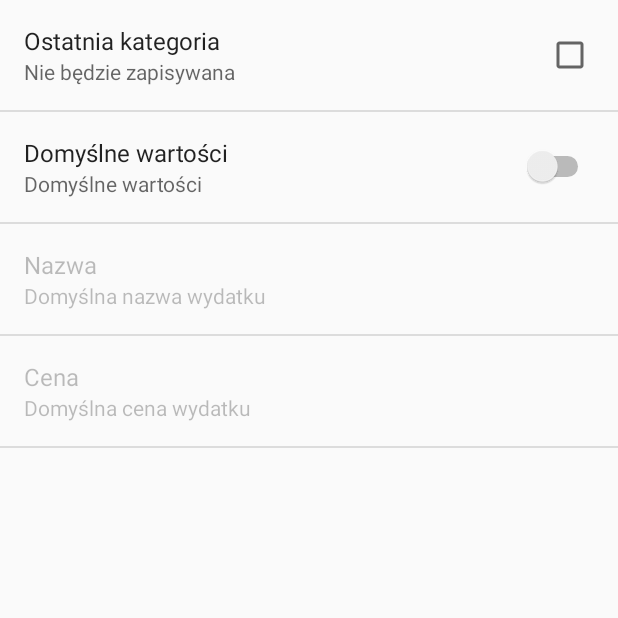
After one commit to piotrlarys/Wydatex, an Android app: the PreferencesActivity screen opened directly, with no data from a screen before it, on a phone screen of 412 x 824 dp, the top half of it. The commit adds this screen. Run offline under Robolectric (Android 15) with nearby library versions, the phone set to English and light mode, and no system bars.

Commit message:
add properties

```diff
--- a/app/src/main/AndroidManifest.xml
+++ b/app/src/main/AndroidManifest.xml
@@ -16,7 +16,7 @@
             </intent-filter>
         </activity>
         <activity android:name=".expense.ExpenseActivity" />
-
+        <activity android:name=".preferences.PreferencesActivity"></activity>
     </application>
 
 </manifest>
--- /dev/null
+++ b/app/src/main/java/info/larys/wydatex/preferences/PreferencesActivity.java
@@ -0,0 +1,24 @@
+package info.larys.wydatex.preferences;
+
+import android.os.Bundle;
+import android.preference.PreferenceActivity;
+import android.preference.PreferenceFragment;
+
+import info.larys.wydatex.R;
+
+public class PreferencesActivity extends PreferenceActivity {
+
+    @Override
+    protected void onCreate(Bundle savedInstanceState) {
+        super.onCreate(savedInstanceState);
+        getFragmentManager().beginTransaction().replace(android.R.id.content, new PreferencesFragment()).commit();
+    }
+
+    public static class PreferencesFragment extends PreferenceFragment {
+        @Override
+        public void onCreate(Bundle savedInstanceState) {
+            super.onCreate(savedInstanceState);
+            addPreferencesFromResource(R.xml.properties);
+        }
+    }
+}
--- a/app/src/main/res/xml/properties.xml
+++ b/app/src/main/res/xml/properties.xml
@@ -2,36 +2,36 @@
 <PreferenceScreen xmlns:android="http://schemas.android.com/apk/res/android">
 
     <CheckBoxPreference
+        android:defaultValue="false"
         android:key="pref_save_category"
         android:summaryOff="Nie będzie zapisywana"
         android:summaryOn="Będzie zapisywana"
-        android:title="Ostatnia kategoria"
-        android:defaultValue="false" />
+        android:title="Ostatnia kategoria" />
 
     <SwitchPreference
-        android:title="Domyślne wartości"
+        android:key="pref_default_values"
         android:summary="Domyślne wartości"
-        android:key="pref_default_values" />
+        android:title="Domyślne wartości" />
 
     <EditTextPreference
+        android:dependency="pref_default_values"
         android:dialogTitle="Domyślna nazwa"
         android:key="pref_default_name"
-        android:dependency="pref_default_values"
         android:negativeButtonText="Anuluj"
         android:positiveButtonText="OK"
-        android:title="Nazwa"
-        android:summary="Domyślna nazwa wydatku" />
+        android:summary="Domyślna nazwa wydatku"
+        android:title="Nazwa" />
 
     <EditTextPreference
+        android:defaultValue="9.99"
+        android:dependency="pref_default_values"
         android:dialogTitle="Domyślna cena"
+        android:inputType="numberDecimal"
         android:key="pref_default_price"
-        android:inputType="numberDecimal"
-        android:dependency="pref_default_values"
         android:negativeButtonText="Anuluj"
         android:positiveButtonText="OK"
-        android:title="Cena"
-        android:defaultValue="9.99"
-        android:summary="Domyślna cena wydatku" />
+        android:summary="Domyślna cena wydatku"
+        android:title="Cena" />
 
 
 </PreferenceScreen>
```
Also changed, not shown: app/src/main/java/info/larys/wydatex/expense/ExpenseActivity.java (+22 -1 lines).
